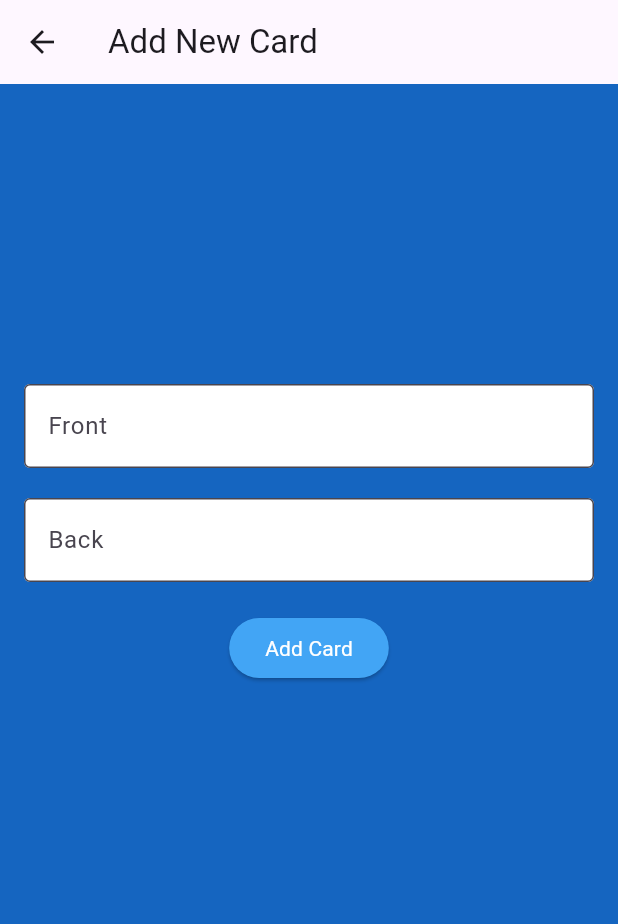
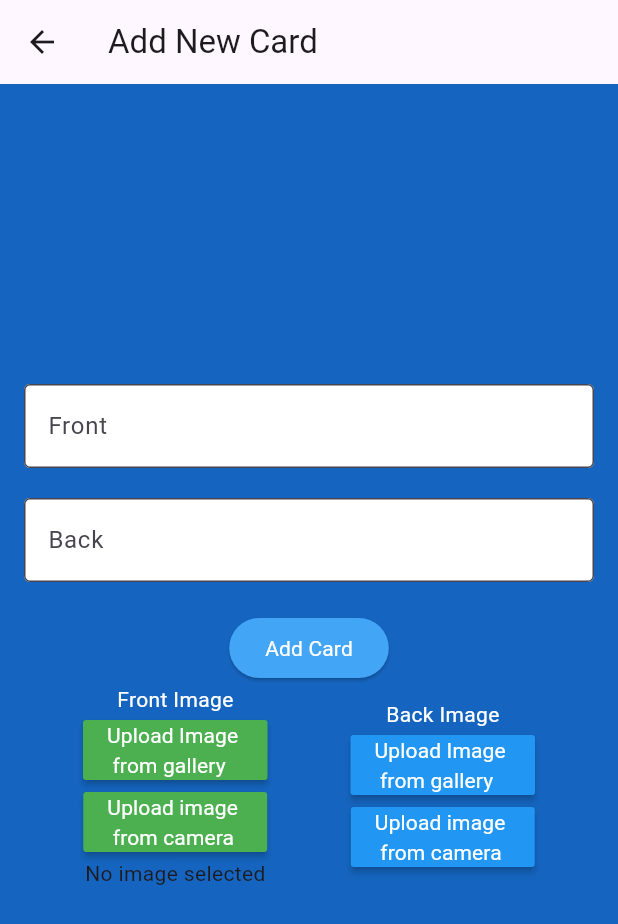
Before and after one commit to andrew5701/note_card_app, a Flutter app: the NewCard screen opened directly with empty values, on a phone screen of 412 x 824 dp. Shown: the top 924 px of the screen. Run offline on Flutter 3.47's test engine with Material 3 defaults, Android fonts, the phone set to English and light mode, and no system bars; our stand-ins replace cloud_firestore, firebase_auth, firebase_core, flip_card, flutter_tts, image_picker; accounts and stored records are empty.

Commit message:
feat: Added option to add photo to card

```diff
--- a/lib/card_operations/new_card.dart
+++ b/lib/card_operations/new_card.dart
@@ -1,6 +1,9 @@
+import 'dart:io';
+
 import 'package:firebase_auth/firebase_auth.dart';
 import 'package:flutter/material.dart';
 import 'package:note_card_app/firebase/firestore_instance.dart';
+import 'package:image_picker/image_picker.dart';
 
 class NewCard extends StatefulWidget {
   final String collectionName;
@@ -16,6 +19,8 @@ class NewCard extends StatefulWidget {
 class _NewCardState extends State<NewCard> {
   final TextEditingController _frontcontroller = TextEditingController();
   final TextEditingController _backcontroller = TextEditingController();
+  File? _frontImage;
+  File? _backImage;
 
   @override
   void dispose() {
@@ -26,6 +31,14 @@ class _NewCardState extends State<NewCard> {
 
   final user = FirebaseAuth.instance.currentUser;
   late final String? userId;
+
+  Future _pickImageFromGallary() async {
+    final image = await ImagePicker().pickImage(source: ImageSource.gallery);
+
+    setState(() {
+      _frontImage = File(image!.path);
+    });
+  }
 
   @override
   Widget build(BuildContext context) {
@@ -69,8 +82,8 @@ class _NewCardState extends State<NewCard> {
                   backgroundColor: Colors.blue.shade400,
                 ),
                 onPressed: () async {
-
-                  if(_frontcontroller.text == '' || _backcontroller.text == ''){
+                  if (_frontcontroller.text == '' ||
+                      _backcontroller.text == '') {
                     return showDialog(
                       context: context,
                       builder: (context) {
@@ -121,6 +134,65 @@ class _NewCardState extends State<NewCard> {
                 ),
               ),
             ),
+            Row(
+              mainAxisAlignment: MainAxisAlignment.spaceEvenly,
+              children: [
+                Column(
+                  children: [
+                    const Text(
+                      'Front Image',
+                      style: TextStyle(color: Colors.white),
+                    ),
+                    MaterialButton(
+                      color: Colors.green,
+                      child: const Text(
+                        'Upload Image \n from gallery',
+                        style: TextStyle(color: Colors.white),
+                      ),
+                      onPressed: () {
+                        _pickImageFromGallary();
+                      },
+                    ),
+                    MaterialButton(
+                      color: Colors.green,
+                      child: const Text(
+                        'Upload image \n from camera',
+                        style: TextStyle(color: Colors.white),
+                      ),
+                      onPressed: () {},
+                    ),
+                    _frontImage != null
+                        ? Image.file(_frontImage!)
+                        : const Text('No image selected')
+                  ],
+                ),
+                // Column for Back
+                Column(
+                  children: [
+                    const Text(
+                      'Back Image',
+                      style: TextStyle(color: Colors.white),
+                    ),
+                    MaterialButton(
+                      color: Colors.blue,
+                      child: const Text(
+                        'Upload Image \n from gallery',
+                        style: TextStyle(color: Colors.white),
+                      ),
+                      onPressed: () {},
+                    ),
+                    MaterialButton(
+                      color: Colors.blue,
+                      child: const Text(
+                        'Upload image \n from camera',
+                        style: TextStyle(color: Colors.white),
+                      ),
+                      onPressed: () {},
+                    ),
+                  ],
+                ),
+              ],
+            )
           ],
         ),
       ),
```
